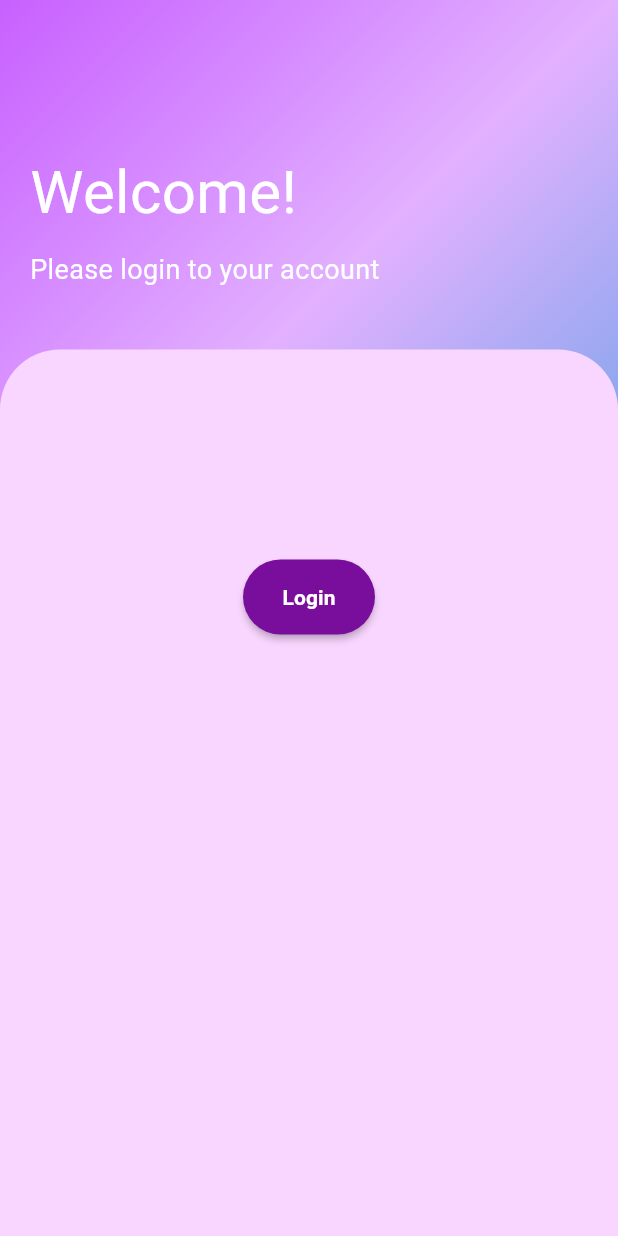
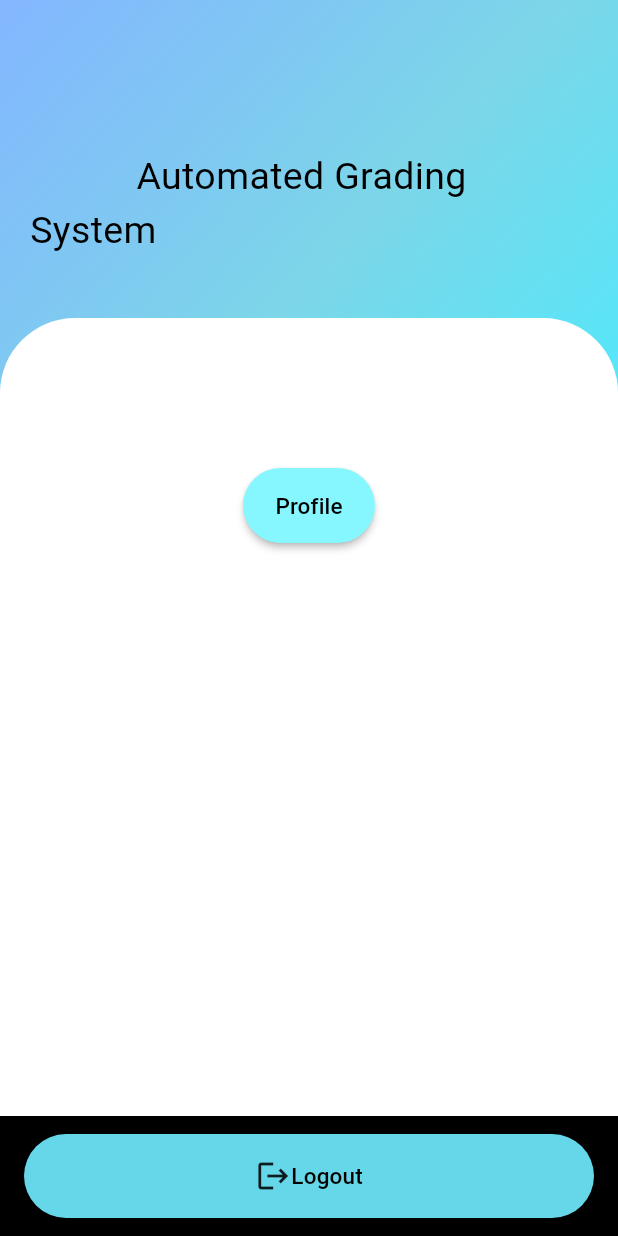
Before and after one commit to tanvirahmedkhan74/Automated_Grading_System_App, a Flutter app: the screen it shows after launch, on a phone screen of 412 x 824 dp. Run offline on Flutter 3.47's test engine with Material 3 defaults, Android fonts, the light colour scheme and no system bars; our stand-ins replace animate_do.

Commit message:
added profile page

```diff
--- a/lib/main.dart
+++ b/lib/main.dart
@@ -1,5 +1,6 @@
 import 'package:flutter/material.dart';
-import 'package:welcome_299/welcome.dart';
+import 'package:welcome_299/pages/profile.dart';
+import 'package:welcome_299/pages/LoginPage.dart';
 
 void main() {
   runApp(const MyApp());
@@ -11,12 +12,13 @@ class MyApp extends StatelessWidget {
   @override
   Widget build(BuildContext context)  {
     return MaterialApp(
+      title: 'Click on your profile',
       debugShowCheckedModeBanner: false,
       initialRoute: '/',
       routes: {
-        '/':(context) => LoginPage(),
-      },
-      // home: LoginPage(),
+        '/':(context) => ProfileScreen(),
+        '/login': (context) => LoginPage()
+      }
     );
   }
 }
--- a/lib/welcome.dart
+++ b/lib/pages/LoginPage.dart
@@ -1,6 +1,6 @@
 import 'package:animate_do/animate_do.dart';
 import 'package:flutter/material.dart';
-import 'package:welcome_299/welcome.dart';
+
 //import 'package:http/http.dart' as http;
 //import 'dart:convert';
 //import 'package:login_app/screens/home_page.dart';
@@ -13,19 +13,24 @@ class LoginPage extends StatelessWidget {
       body: Container(
         width: double.infinity,
         decoration: BoxDecoration(
+        //  image: DecorationImage(
+            //image: AssetImage ('assests/image/login.jpg')),
+
             gradient: LinearGradient(begin: Alignment.topLeft, colors: [
           Color.fromARGB(238, 196, 86, 255),
           Color.fromARGB(255, 226, 177, 255),
           Color.fromARGB(255, 99, 162, 230)
         ])),
-        child: Column(
-          crossAxisAlignment: CrossAxisAlignment.start,
-          children: <Widget>[
-            SizedBox(
-              height: 80,
-            ),
+
+       child: Column(
+         crossAxisAlignment: CrossAxisAlignment.start,
+         children: <Widget>[
+          // SizedBox(
+             //height: 80,
+         // ),
 
             Padding(
+
               padding: EdgeInsets.all(20),
               child: Column(
                 crossAxisAlignment: CrossAxisAlignment.start,
@@ -37,6 +42,7 @@ class LoginPage extends StatelessWidget {
                   FadeInUp(
                     //duration: Duration(milliseconds: 1300),
                     child: Text("Please login to your account", style: TextStyle(color: Colors.white, fontSize: 18),)),
+
                  // SizedBox(
                   //  height: 10,
                  // ),
--- /dev/null
+++ b/lib/pages/profile.dart
@@ -0,0 +1,133 @@
+import 'package:flutter/material.dart';
+import 'package:flutter/services.dart';
+
+class ProfileScreen extends StatefulWidget {
+  @override
+  _ProfileScreenState createState() => _ProfileScreenState();
+}
+
+
+class _ProfileScreenState extends State<ProfileScreen> {
+  @override
+  Widget build(BuildContext context) {
+    return Scaffold(
+      // body: AnnotatedRegion<SystemUiOverlayStyle>(
+      //value: SystemUiOverlayStyle.light,
+      // child: GestureDetector(
+      //  child: Stack(
+      //  children: <Widget>[
+      body: Container(
+        width: double.infinity,
+        decoration: BoxDecoration(
+
+            gradient: LinearGradient(begin: Alignment.topLeft, colors: [
+                   Color.fromARGB(235, 121, 177, 255),
+                   Color.fromARGB(255, 124, 214, 232),
+                   Color.fromARGB(255, 71, 237, 255)
+                  ]
+                 )
+                ),
+            child: Center(
+            child: Column(
+            crossAxisAlignment: CrossAxisAlignment.start,
+            children: <Widget>[
+                      SizedBox(
+                              height: 80,
+                            ),
+                      Padding(
+                           padding: EdgeInsets.all(20),
+                           child: Column(
+                           crossAxisAlignment: CrossAxisAlignment.start,
+                           children: <Widget>[
+
+                     Text(
+                      "           Automated Grading System",
+                                  style: TextStyle(color: const Color.fromARGB(255, 0, 0, 0), fontSize: 25),
+                    ),
+
+                    SizedBox(
+                      height: 10,
+                    ),
+
+                    //  FadeInUp(
+                    //duration: Duration(milliseconds: 1300),
+                    // SizedBox(
+                    //  height: 10,
+                    // ),
+                  ],
+                ),
+              ),
+              SizedBox(height: 10),
+              Expanded(
+                child: Container(
+                  decoration: BoxDecoration(
+                      color: Color.fromARGB(255, 255, 255, 255),
+                      borderRadius: BorderRadius.only(
+                          topLeft: Radius.circular(50),
+                          topRight: Radius.circular(50))),
+                  child: Padding(
+                    padding: EdgeInsets.all(40),
+                    child: Column(
+                      children: <Widget>[
+                        SizedBox(
+                          height: 60,
+                        ),
+
+
+
+                        Center(
+
+                          child: MaterialButton(
+                            onPressed: () {},
+                            height: 50,
+                            color: Color.fromARGB(255, 134, 247, 255),
+                            shape: RoundedRectangleBorder(borderRadius: BorderRadius.circular(100)
+                            ),
+                            child:  Text(
+                      "Profile",
+                      style: TextStyle(color: const Color.fromARGB(255, 0, 0, 0), fontSize: 15),
+                    ),
+                          ),
+                        ),
+                     //  Positioned(
+                       //  bottom: 0.0, // Place at the bottom
+                        //  right: 0.0, // Align to the right
+                        //  child: Container(
+                           //height: 50.0, // Set desired height
+                           // width: 100.0, // Set desired width
+
+                        //  ),
+
+                     //   ),
+                      ],
+                    ),
+                  ),
+                ),
+
+              ),
+            ]
+            ),
+      ),
+      ),
+      bottomNavigationBar: BottomAppBar(
+
+                              color: Color.fromRGBO(0, 0, 0, 1),
+                              child: MaterialButton(
+                              onPressed: () {
+
+                      //   print('Logout button pressed!');
+                              },
+                              color: Color.fromARGB(255, 101, 215, 233),
+                              shape: RoundedRectangleBorder(borderRadius: BorderRadius.circular(100)),
+                              child: Row(
+                                mainAxisAlignment: MainAxisAlignment.center, // Center icon and text
+                                children: [
+                                  Icon(Icons.logout),
+                                  Text('Logout',  style: TextStyle(color: const Color.fromARGB(255, 0, 0, 0), fontSize: 15)),
+                                ],
+                              ),
+          ),
+                            ),
+    );
+  }
+}
```
Also changed, not shown: 2 other files.
